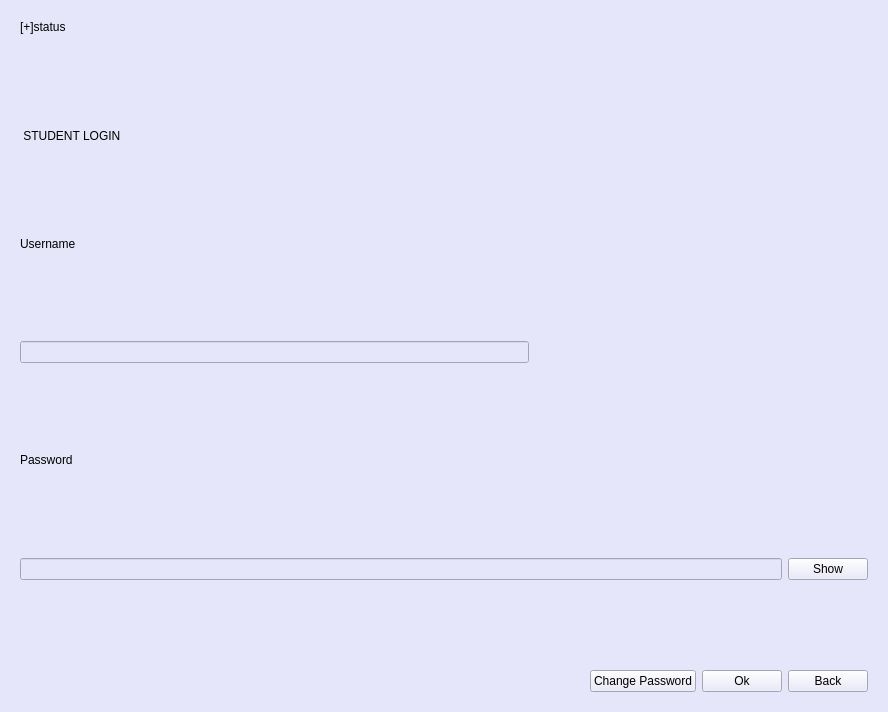
Above: secondialogbox/studentwindow1.ui from Prabesh-Sharma/IAMS before the change. Below: the same form after it.
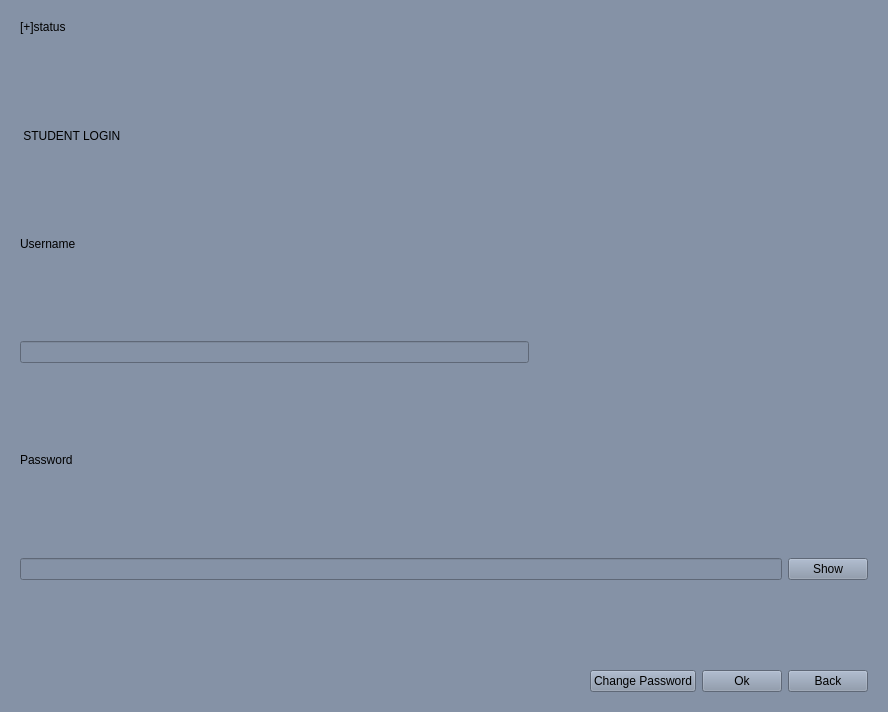
That is the form after the change.

```diff
--- a/secondialogbox/studentwindow1.ui
+++ b/secondialogbox/studentwindow1.ui
@@ -14,8 +14,8 @@
    <string>Dialog</string>
   </property>
   <property name="styleSheet">
-   <string notr="true">background-color: rgb(230, 230, 250);
-color: black</string>
+   <string notr="true">
+background-color: rgb(133, 146, 166);</string>
   </property>
   <layout class="QGridLayout" name="gridLayout_3">
    <item row="0" column="0">
@@ -24,8 +24,8 @@
       <bool>true</bool>
      </property>
      <property name="styleSheet">
-      <string notr="true">background-color: rgb(230, 230, 250);
-color: black</string>
+      <string notr="true">
+background-color: rgb(133, 146, 166);</string>
      </property>
      <property name="currentIndex">
       <number>1</number>
@@ -362,7 +362,25 @@
                 </sizepolicy>
                </property>
                <property name="styleSheet">
-                <string notr="true">font: 14pt &quot;Segoe UI&quot;;</string>
+                <string notr="true">font: 14pt &quot;Segoe UI&quot;;
+background-color: rgb(173, 216, 230);
+QPushButton {
+	background-color: rgb(173, 216, 230);
+
+    color: white;
+    border: none;
+    font-size: 20px;
+    border-radius: 5px;
+}
+
+
+QPushButton:hover {
+    background-color: rgb(135, 206, 235); 
+}
+
+QPushButton:focus{
+	background-color: rgb(135, 206, 235)
+}</string>
                </property>
                <property name="text">
                 <string>Show</string>
@@ -404,7 +422,25 @@
            <item>
             <widget class="QPushButton" name="changepasswordButton">
              <property name="styleSheet">
-              <string notr="true">font: 14pt &quot;Segoe UI&quot;;</string>
+              <string notr="true">font: 14pt &quot;Segoe UI&quot;;
+	background-color: rgb(173, 216, 230);
+QPushButton {
+	background-color: rgb(173, 216, 230);
+
+    color: white;
+    border: none;
+    font-size: 20px;
+    border-radius: 5px;
+}
+
+
+QPushButton:hover {
+    background-color: rgb(135, 206, 235); 
+}
+
+QPushButton:focus{
+	background-color: rgb(135, 206, 235)
+}</string>
              </property>
              <property name="text">
               <string>Change Password</string>
@@ -414,7 +450,25 @@
            <item>
             <widget class="QPushButton" name="ok">
              <property name="styleSheet">
-              <string notr="true">font: 14pt &quot;Segoe UI&quot;;</string>
+              <string notr="true">font: 14pt &quot;Segoe UI&quot;;
+	background-color: rgb(173, 216, 230);
+QPushButton {
+	background-color: rgb(173, 216, 230);
+
+    color: white;
+    border: none;
+    font-size: 20px;
+    border-radius: 5px;
+}
+
+
+QPushButton:hover {
+    background-color: rgb(135, 206, 235); 
+}
+
+QPushButton:focus{
+	background-color: rgb(135, 206, 235)
+}</string>
              </property>
              <property name="text">
               <string>Ok</string>
@@ -424,7 +478,25 @@
            <item>
             <widget class="QPushButton" name="backbutton">
              <property name="styleSheet">
-              <string notr="true">font: 14pt &quot;Segoe UI&quot;;</string>
+              <string notr="true">font: 14pt &quot;Segoe UI&quot;;
+	background-color: rgb(173, 216, 230);
+QPushButton {
+	background-color: rgb(173, 216, 230);
+
+    color: white;
+    border: none;
+    font-size: 20px;
+    border-radius: 5px;
+}
+
+
+QPushButton:hover {
+    background-color: rgb(135, 206, 235); 
+}
+
+QPushButton:focus{
+	background-color: rgb(135, 206, 235)
+}</string>
              </property>
              <property name="text">
               <string>Back</string>
```
Left out of the diff: 62 changed lines with no effect on the pictures.
